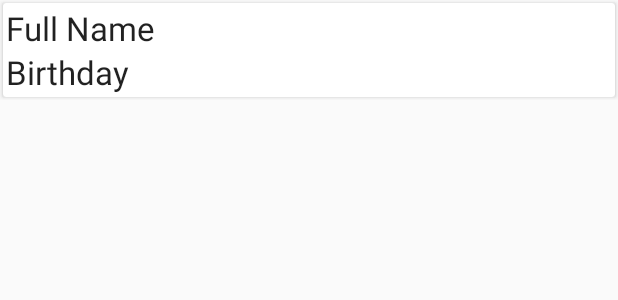
After one commit to tud12552/AndroidUIandLogin-EsworthyJacob, an Android app: the layout recycler_view_card.xml on its own in the app's theme, with its tools: preview values and no code run, on a phone screen of 412 x 824 dp. The commit adds this screen. Shown: the top 300 px of the screen. Run offline under Robolectric (Android 15) with nearby library versions, the phone set to English and light mode, and no system bars.

Commit message:
Added recycler view and all associated items. Project complete and functional.

```diff
--- a/app/build.gradle
+++ b/app/build.gradle
@@ -20,7 +20,7 @@ android {
 }
 
 dependencies {
-    implementation fileTree(dir: 'libs', include: ['*.jar'])
+    implementation fileTree(include: ['*.jar'], dir: 'libs')
     // noinspection GradleCompatible
     implementation 'com.android.support:appcompat-v7:28.0.0'
     implementation 'com.android.support.constraint:constraint-layout:1.1.3'
@@ -30,5 +30,7 @@ dependencies {
     implementation 'com.google.firebase:firebase-core:16.0.1'
     implementation 'com.google.firebase:firebase-auth:16.0.1'
     implementation 'com.google.firebase:firebase-auth:15.0.0'
+    implementation 'com.android.support:recyclerview-v7:28.0.0'
+    implementation 'com.android.support:cardview-v7:28.0.0'
 }
 apply plugin: 'com.google.gms.google-services'
--- a/app/src/main/java/com/example/jse58/androiduiandlogin_jacobesworthy/AllowDatabase.java
+++ b/app/src/main/java/com/example/jse58/androiduiandlogin_jacobesworthy/AllowDatabase.java
@@ -6,7 +6,7 @@ import android.database.sqlite.SQLiteOpenHelper;
 
 public class AllowDatabase extends SQLiteOpenHelper {
 
-    public static final int DATABASE_VERSION = 5;
+    public static final int DATABASE_VERSION = 1;
     public static final String DATABASE_NAME = "users.db";
 
 
--- /dev/null
+++ b/app/src/main/res/layout/recycler_view_card.xml
@@ -0,0 +1,38 @@
+<?xml version="1.0" encoding="utf-8"?>
+<LinearLayout
+    xmlns:android="http://schemas.android.com/apk/res/android"
+    android:layout_width="match_parent"
+    android:layout_height="wrap_content"
+    android:orientation="vertical">
+
+    <android.support.v7.widget.CardView
+        android:layout_width="match_parent"
+        android:layout_height="wrap_content"
+        android:layout_margin="@dimen/cardview_default_elevation">
+
+        <LinearLayout
+            android:layout_width="match_parent"
+            android:layout_height="wrap_content"
+            android:orientation="vertical"
+            android:padding="@dimen/cardview_default_elevation">
+
+            <TextView
+                android:id="@+id/txtViewfullName"
+                android:layout_width="match_parent"
+                android:layout_height="wrap_content"
+                android:text="@string/FullName"
+                android:textAppearance="@style/Base.TextAppearance.AppCompat.Large"/>
+
+            <TextView
+                android:id="@+id/txtViewBirthday"
+                android:layout_width="match_parent"
+                android:layout_height="wrap_content"
+                android:text="@string/Birthday"
+                android:textAppearance="@style/Base.TextAppearance.AppCompat.Large"/>
+        </LinearLayout>
+
+
+    </android.support.v7.widget.CardView>
+
+
+</LinearLayout>
--- a/app/src/main/res/values/strings.xml
+++ b/app/src/main/res/values/strings.xml
@@ -19,4 +19,6 @@
     <string name="EditPasswordStr">Type Your Password Here</string>
     <string name="btnConfirm">Confirm</string>
     <string name="btnViewAllUsers">View All Users</string>
+    <string name="FullName">Full Name</string>
+    <string name="Birthday">Birthday</string>
 </resources>
```
Also changed, not shown: app/src/main/java/com/example/jse58/androiduiandlogin_jacobesworthy/LoginScreen.java (+38 -40 lines), app/src/main/java/com/example/jse58/androiduiandlogin_jacobesworthy/RecyclerViewAdapter.java (added, +58 -0 lines), app/src/main/java/com/example/jse58/androiduiandlogin_jacobesworthy/RecyclerViewItem.java (added, +27 -0 lines), app/src/main/java/com/example/jse58/androiduiandlogin_jacobesworthy/ViewAllUsers.java (+30 -1 lines), app/src/main/res/layout/activity_view_all_users.xml (+17 -12 lines).
